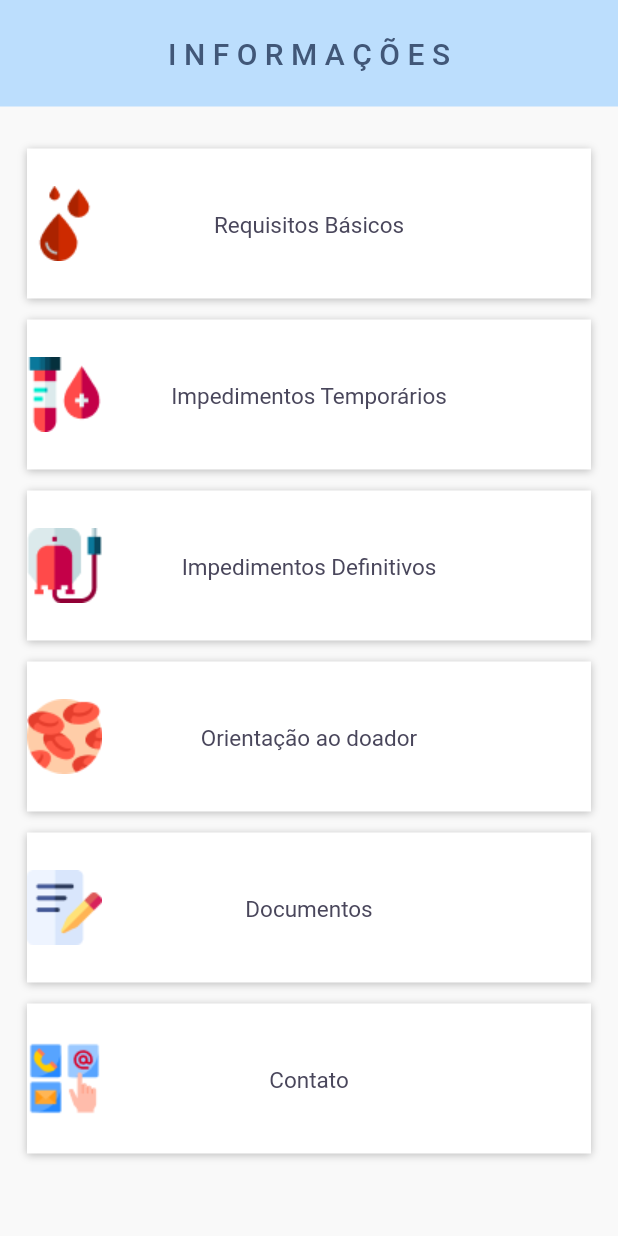
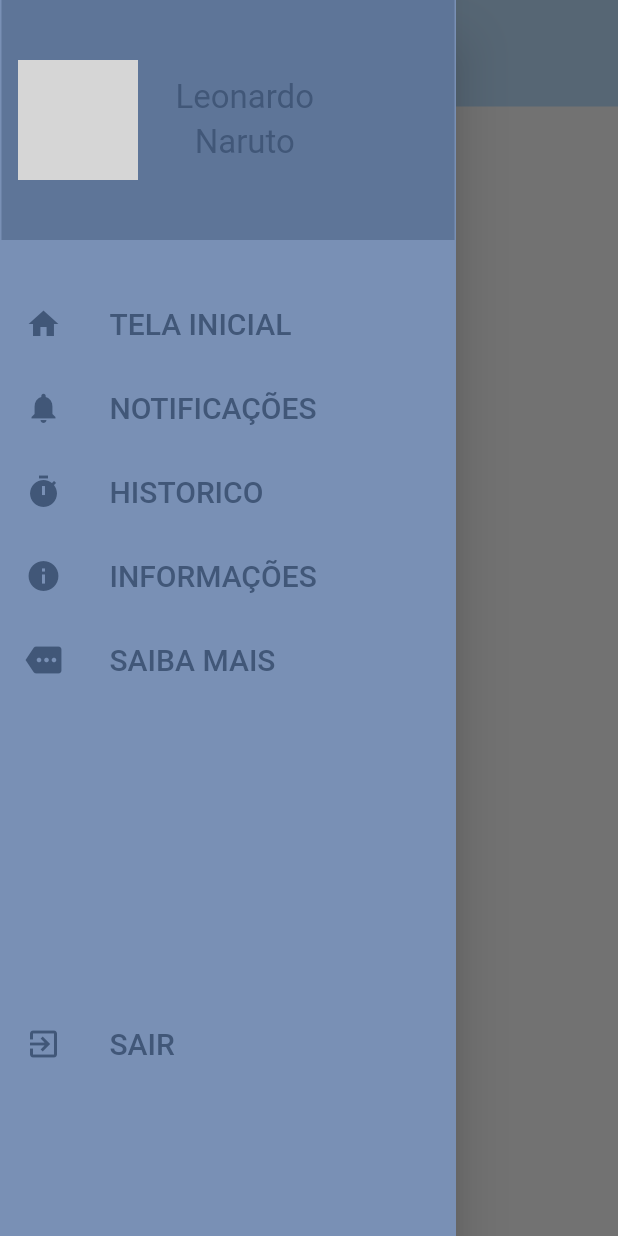
Before and after one commit to Blid-Devs/FlutterProject, a Flutter app: the screen it shows after launch, with the side drawer open (before the commit the screen has no drawer), on a phone screen of 412 x 824 dp. Run offline on Flutter 3.47's test engine with Material 2 defaults, Android fonts, the phone set to English and light mode, and no system bars; network calls fail; grey boxes are pictures that could not be loaded.

Commit message:
Menu Lateral

```diff
--- a/blid/lib/main.dart
+++ b/blid/lib/main.dart
@@ -1,5 +1,7 @@
 import 'package:blid/modules/Informacoes/Informacoes.dart';
 import 'package:flutter/material.dart';
+
+import 'modules/tela_inicial/tela_inicial.dart';
 
 void main() {
   runApp(BlidApp());
@@ -11,11 +13,11 @@ class BlidApp extends StatelessWidget {
   Widget build(BuildContext context) {
     return MaterialApp(
       debugShowCheckedModeBanner: false,
-      title: 'Informações',
+      title: 'Home Page',
       theme: ThemeData(
         primarySwatch: Colors.blue,
       ),
-      home: TelaInformacoes(),
+      home: TelaInicial(),
     );
   }
 }
--- a/blid/lib/modules/Informacoes/Informacoes.dart
+++ b/blid/lib/modules/Informacoes/Informacoes.dart
@@ -1,3 +1,4 @@
+import 'package:blid/shared/menu_lateral/menu_lateral.dart';
 import 'package:blid/shared/themes/app_colors.dart';
 import 'package:blid/shared/themes/app_images.dart';
 import 'package:flutter/material.dart';
@@ -14,6 +15,7 @@ class _TelaInformacoesState extends State<TelaInformacoes> {
   Widget build(BuildContext context) {
     return Scaffold(
       backgroundColor: AppColors.background,
+      drawer: MenuLateral(),
       appBar: AppBar(
         title: Text('I N F O R M A Ç Õ E S',
             style: TextStyle(color: AppColors.azulEscuro)),
--- /dev/null
+++ b/blid/lib/modules/tela_inicial/tela_inicial.dart
@@ -0,0 +1,30 @@
+import 'package:blid/shared/menu_lateral/menu_lateral.dart';
+import 'package:blid/shared/themes/app_colors.dart';
+import 'package:blid/shared/themes/app_images.dart';
+import 'package:flutter/material.dart';
+
+class TelaInicial extends StatefulWidget {
+  const TelaInicial({Key? key}) : super(key: key);
+
+  @override
+  _TelaIinicialState createState() => _TelaIinicialState();
+}
+
+class _TelaIinicialState extends State<TelaInicial> {
+  @override
+  Widget build(BuildContext context) {
+    return Scaffold(
+      backgroundColor: AppColors.background,
+      drawer: MenuLateral(),
+      appBar: AppBar(
+        title:
+            Text('Tela Inicial', style: TextStyle(color: AppColors.azulEscuro)),
+        elevation: 0,
+        centerTitle: true,
+        backgroundColor: AppColors.widgets,
+        toolbarHeight: 71,
+      ),
+      body: SingleChildScrollView(),
+    );
+  }
+}
--- /dev/null
+++ b/blid/lib/shared/menu_lateral/menu_lateral.dart
@@ -0,0 +1,161 @@
+import 'package:blid/modules/Informacoes/Informacoes.dart';
+import 'package:blid/modules/tela_inicial/tela_inicial.dart';
+import 'package:blid/shared/themes/app_colors.dart';
+import 'package:blid/shared/themes/app_images.dart';
+import 'package:flutter/material.dart';
+
+class MenuLateral extends StatelessWidget {
+  final padding = EdgeInsets.symmetric(horizontal: 1);
+  @override
+  Widget build(BuildContext context) {
+    final Nome = 'Leonardo';
+    final Sobrenome = 'Naruto';
+    final FotoPerfil = AppImages.teste;
+
+    return Drawer(
+      child: Material(
+        color: AppColors.menuBackground,
+        child: ListView(
+          padding: padding,
+          children: <Widget>[
+            buildHeader(
+              fotoPerfil: FotoPerfil,
+              nome: Nome,
+              sobrenome: Sobrenome,
+            ),
+            const SizedBox(
+              height: 28,
+            ),
+            buildMenuItem(
+              text: 'TELA INICIAL',
+              icon: Icons.home,
+              onClicked: () => selectedItem(context, 0),
+            ),
+            buildMenuItem(
+              text: 'NOTIFICAÇÕES',
+              icon: Icons.notifications,
+              onClicked: () => selectedItem(context, 1),
+            ),
+            buildMenuItem(
+              text: 'HISTORICO',
+              icon: Icons.timer,
+              onClicked: () => selectedItem(context, 2),
+            ),
+            buildMenuItem(
+              text: 'INFORMAÇÕES',
+              icon: Icons.info,
+              onClicked: () => selectedItem(context, 3),
+            ),
+            buildMenuItem(
+              text: 'SAIBA MAIS',
+              icon: Icons.more,
+              onClicked: () => selectedItem(context, 4),
+            ),
+            const SizedBox(
+              height: 200,
+            ),
+            buildMenuItem(
+              text: 'SAIR',
+              icon: Icons.exit_to_app,
+              onClicked: () => selectedItem(context, 5),
+            ),
+          ],
+        ),
+      ),
+    );
+  }
+
+  Widget buildHeader({
+    required String fotoPerfil,
+    required String nome,
+    required String sobrenome,
+  }) =>
+      InkWell(
+        child: Container(
+          padding: padding.add(EdgeInsets.symmetric(vertical: 40)),
+          color: AppColors.menuTop,
+          child: Row(
+            children: [
+              const SizedBox(
+                width: 10,
+              ),
+              CircleAvatar(
+                radius: 40,
+                backgroundImage: NetworkImage(fotoPerfil),
+              ),
+              const SizedBox(
+                width: 25,
+              ),
+              Column(
+                crossAxisAlignment: CrossAxisAlignment.center,
+                children: [
+                  Text(
+                    nome,
+                    style: TextStyle(fontSize: 22, color: AppColors.azulEscuro),
+                  ),
+                  const SizedBox(
+                    height: 4,
+                  ),
+                  Text(
+                    sobrenome,
+                    style: TextStyle(fontSize: 22, color: AppColors.azulEscuro),
+                  ),
+                ],
+              )
+            ],
+          ),
+        ),
+      );
+
+  Widget buildMenuItem({
+    required String text,
+    required IconData icon,
+    VoidCallback? onClicked,
+  }) {
+    final color = AppColors.azulEscuro;
+    final hoverColor = Colors.white70;
+    return ListTile(
+      leading: Icon(icon, color: color),
+      title: Text(text, style: TextStyle(color: color, fontSize: 20)),
+      hoverColor: hoverColor,
+      onTap: onClicked,
+    );
+  }
+
+  void selectedItem(BuildContext context, int index) {
+    Navigator.of(context).pop();
+
+    switch (index) {
+      case 0:
+        Navigator.of(context).push(MaterialPageRoute(
+          builder: (context) => TelaInicial(),
+        ));
+        break;
+      case 1:
+        Navigator.of(context).push(MaterialPageRoute(
+          builder: (context) => TelaInicial(),
+        ));
+        break;
+      case 2:
+        Navigator.of(context).push(MaterialPageRoute(
+          builder: (context) => TelaInicial(),
+        ));
+        break;
+      case 3:
+        Navigator.of(context).push(MaterialPageRoute(
+          builder: (context) => TelaInformacoes(),
+        ));
+        break;
+      case 4:
+        Navigator.of(context).push(MaterialPageRoute(
+          builder: (context) => TelaInicial(),
+        ));
+        break;
+      case 5:
+        Navigator.of(context).push(MaterialPageRoute(
+          builder: (context) => TelaInicial(),
+        ));
+        break;
+    }
+  }
+}
--- a/blid/lib/shared/themes/app_images.dart
+++ b/blid/lib/shared/themes/app_images.dart
@@ -15,4 +15,6 @@ class AppImages {
       "assets/images/erythrocytes.png"; // Glóbulos vermelhos, Hemácias
   static const Contacts = "assets/images/communicate.png"; // Contatos
   static const Writing = "assets/images/writing.png"; //Folha de documentos
+
+  static const teste = "assets/images/gorila.jpg"; //Folha de documentos
 }
```
Also changed, not shown: blid/assets/images/gorila.jpg (added).
